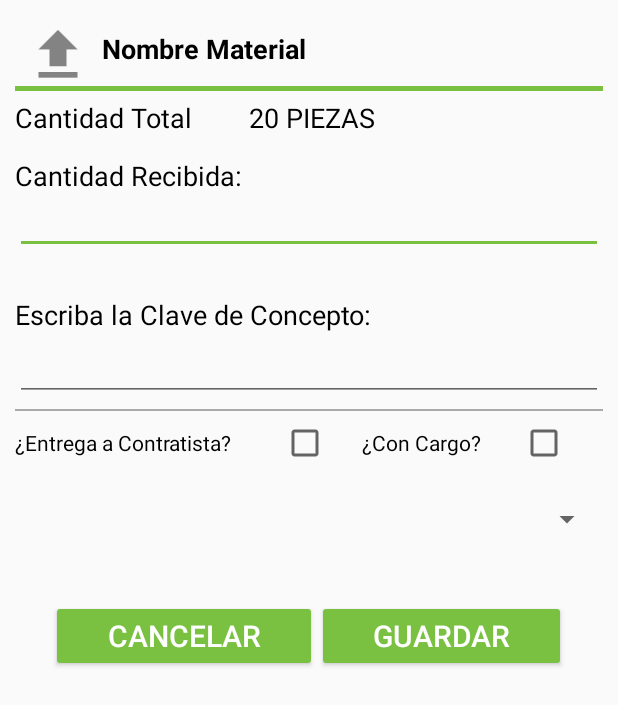
After one commit to dannie1310/Almacenes, an Android app: the layout fragment_salida.xml on its own in the app's theme, with its tools: preview values and no code run, on a phone screen of 412 x 824 dp. The commit adds this screen. Shown: the top 705 px of the screen. Run offline under Robolectric (Android 15) with nearby library versions, the phone set to English and light mode, and no system bars.

Commit message:
vista salida con errores

```diff
--- a/app/src/main/java/mx/grupohi/almacenes/almacensao/CantidadEntradaFragment.java
+++ b/app/src/main/java/mx/grupohi/almacenes/almacensao/CantidadEntradaFragment.java
@@ -227,6 +227,7 @@ public class CantidadEntradaFragment extends DialogFragment {
                 if(almacen.isChecked()){
                     spinneralmacen.setVisibility(View.VISIBLE);
                     clave.setVisibility(View.GONE);
+                    textclave.setText("");
 
                 }else{
                     spinneralmacen.setVisibility(View.GONE);
--- a/app/src/main/java/mx/grupohi/almacenes/almacensao/EntradaActivity.java
+++ b/app/src/main/java/mx/grupohi/almacenes/almacensao/EntradaActivity.java
@@ -145,7 +145,7 @@ public class EntradaActivity extends AppCompatActivity implements NavigationView
 
                     if(dialogoRecepcion.getCount() != 0) {
                         mListRecibido = (ListView) findViewById(R.id.listView_materiales_ordencompra_temp);
-                        listaRecibido = new ListaDialog(getApplicationContext(), DialogoRecepcion.getRecepcion(getApplicationContext(), idOrden));
+                        listaRecibido = new ListaDialog(getApplicationContext(), DialogoRecepcion.getRecepcion(getApplicationContext(), idOrden, "null"));
                         mListRecibido.setAdapter(listaRecibido);
 
                         mListRecibido.setOnItemClickListener(new AdapterView.OnItemClickListener() {
@@ -177,7 +177,7 @@ public class EntradaActivity extends AppCompatActivity implements NavigationView
                                     public void onClick(DialogInterface dialog, int whichButton) {
                                         // Canceled.
                                         mListRecibido = (ListView) findViewById(R.id.listView_materiales_ordencompra_temp);
-                                        listaRecibido = new ListaDialog(getApplicationContext(), DialogoRecepcion.getRecepcion(getApplicationContext(), idOrden));
+                                        listaRecibido = new ListaDialog(getApplicationContext(), DialogoRecepcion.getRecepcion(getApplicationContext(), idOrden, "null"));
                                         mListRecibido.setAdapter(listaRecibido);
                                     }
                                 });
--- /dev/null
+++ b/app/src/main/res/layout/fragment_salida.xml
@@ -0,0 +1,257 @@
+<LinearLayout xmlns:android="http://schemas.android.com/apk/res/android"
+xmlns:app="http://schemas.android.com/apk/res-auto"
+xmlns:tools="http://schemas.android.com/tools"
+android:layout_width="match_parent"
+android:layout_height="match_parent"
+tools:context="mx.grupohi.almacenes.almacensao.SalidaFragment"
+android:weightSum="1"
+android:orientation="vertical"
+android:baselineAligned="false">
+
+<!-- TODO: Update blank fragment layout -->
+
+        <LinearLayout
+        android:orientation="vertical"
+        android:layout_marginTop="20dp"
+        android:layout_marginLeft="10dp"
+        android:layout_marginRight="10dp"
+        android:layout_width="match_parent"
+        android:layout_height="wrap_content"
+        android:weightSum="1"
+        android:layout_weight="0.90">
+
+
+        <LinearLayout
+            android:orientation="horizontal"
+            android:layout_width="match_parent"
+            android:layout_height="wrap_content"
+            android:weightSum="1">
+
+            <ImageView
+                android:layout_width="58dp"
+                android:layout_height="wrap_content"
+                app:srcCompat="@drawable/ic_action_salida"
+                android:id="@+id/image" />
+
+            <TextView
+                android:text="Nombre Material"
+                android:layout_width="match_parent"
+                android:layout_height="wrap_content"
+                android:textColor="@color/colorPrimaryDark"
+                android:textSize="18sp"
+                android:textStyle="normal|bold"
+                android:id="@+id/textTituloSalida" />
+        </LinearLayout>
+
+        <View
+            android:layout_width="match_parent"
+            android:layout_height="3dp"
+            android:background="@color/colorAccent"
+            android:layout_marginBottom="5dp"
+            android:layout_marginTop="5dp" />
+
+        <LinearLayout
+            android:orientation="horizontal"
+            android:layout_width="match_parent"
+            android:layout_height="wrap_content"
+            android:weightSum="1">
+            <TextView
+                android:text="Cantidad Total"
+                android:layout_width="156dp"
+                android:layout_height="wrap_content"
+                android:textColor="@color/colorPrimaryDark"
+                android:textSize="18sp" />
+
+            <TextView
+                android:text="20 PIEZAS"
+                android:layout_width="match_parent"
+                android:layout_height="wrap_content"
+                android:textColor="@color/colorPrimaryDark"
+                android:textSize="18sp"
+                android:id="@+id/textcantidadSalida" />
+        </LinearLayout>
+
+        <View
+            android:layout_width="match_parent"
+            android:layout_height="3dp"
+            android:layout_marginBottom="5dp"
+            android:layout_marginTop="5dp" />
+
+        <LinearLayout
+            android:orientation="vertical"
+            android:layout_width="match_parent"
+            android:layout_height="wrap_content"
+            android:weightSum="1">
+            <TextView
+                android:text="Cantidad Recibida:"
+                android:layout_width="156dp"
+                android:layout_height="wrap_content"
+                android:textColor="@color/colorPrimaryDark"
+                android:textSize="18sp" />
+
+            <EditText
+                android:layout_width="match_parent"
+                android:layout_height="wrap_content"
+                android:id="@+id/textrecibidoSalida"
+                android:inputType="numberDecimal"
+                android:textAppearance="@android:style/TextAppearance.DeviceDefault"
+                android:textStyle="normal|bold" />
+
+        </LinearLayout>
+
+        <View
+            android:layout_width="match_parent"
+            android:layout_height="3dp"
+            android:layout_marginBottom="5dp"
+            android:layout_marginTop="5dp" />
+
+
+        <View
+            android:layout_width="match_parent"
+            android:layout_height="3dp"
+            android:layout_marginBottom="5dp"
+            android:layout_marginTop="5dp" />
+
+
+        <LinearLayout
+            android:orientation="vertical"
+            android:layout_width="match_parent"
+            android:layout_height="wrap_content"
+            android:id="@+id/claveSalida"
+            android:weightSum="1">
+            <TextView
+                android:text="Escriba la Clave de Concepto:"
+                android:layout_width="337dp"
+                android:layout_height="wrap_content"
+                android:textColor="@color/colorPrimaryDark"
+                android:textSize="18sp" />
+
+            <EditText
+                android:id="@+id/textclaveSalida"
+                android:textAppearance="@android:style/TextAppearance.DeviceDefault"
+                android:textSize="18sp"
+                android:focusable="true"
+                android:layout_width="match_parent"
+                android:layout_height="wrap_content"
+                android:inputType="textCapCharacters"
+                android:textStyle="normal|bold" />
+
+        </LinearLayout>
+        <View
+            android:layout_width="match_parent"
+            android:layout_height="1dp"
+            android:background="@android:color/darker_gray"
+            android:layout_marginBottom="5dp"
+            android:layout_marginTop="5dp" />
+
+        <LinearLayout
+            android:orientation="horizontal"
+            android:layout_width="match_parent"
+            android:layout_height="wrap_content"
+            android:weightSum="1">
+
+            <TextView
+                android:text="¿Entrega a Contratista?"
+                android:layout_width="wrap_content"
+                android:layout_height="wrap_content"
+                android:textColor="@color/colorPrimaryDark"
+                android:textSize="14sp"
+                android:layout_weight="0.32" />
+
+            <CheckBox
+                android:layout_width="wrap_content"
+                android:shadowColor="@color/colorAccent"
+                android:layout_height="wrap_content"
+                android:id="@+id/checkContratistaSalida"
+                android:layout_weight="0.21" />
+
+            <TextView
+                android:text="¿Con Cargo?"
+                android:layout_width="wrap_content"
+                android:layout_height="wrap_content"
+                android:textColor="@color/colorPrimaryDark"
+                android:id="@+id/textCargoSalida"
+                android:textSize="14sp"
+                android:layout_weight="0.25" />
+
+            <CheckBox
+                android:layout_width="wrap_content"
+                android:shadowColor="@color/colorAccent"
+                android:layout_height="wrap_content"
+                android:id="@+id/cargoSalida" />
+
+        </LinearLayout>
+
+        <View
+            android:layout_width="match_parent"
+            android:layout_height="3dp"
+            android:layout_marginBottom="5dp"
+            android:layout_marginTop="5dp" />
+
+        <LinearLayout
+            android:orientation="vertical"
+            android:layout_width="match_parent"
+            android:layout_height="wrap_content"
+            android:weightSum="1">
+
+
+            <Spinner
+                android:id="@+id/spinner_contratistaSalida"
+                android:layout_width="match_parent"
+                android:layout_height="41dp" />
+
+        </LinearLayout>
+
+        <View
+            android:layout_width="match_parent"
+            android:layout_height="3dp"
+            android:layout_marginBottom="5dp"
+            android:layout_marginTop="5dp" />
+        <LinearLayout
+            android:orientation="vertical"
+            android:layout_width="match_parent"
+            android:layout_height="wrap_content"
+            android:weightSum="1">
+            <TextView
+                android:text=""
+                android:layout_width="wrap_content"
+                android:layout_height="wrap_content"
+                android:textColor="@color/error"
+                android:id="@+id/textErrorSalida"
+                android:textSize="14sp"
+                android:layout_weight="0.25" />
+        </LinearLayout>
+
+        <LinearLayout
+            android:orientation="horizontal"
+            android:gravity="center"
+            android:layout_width="match_parent"
+            android:layout_height="wrap_content"
+            android:weightSum="1">
+
+            <Button
+                android:text="Cancelar"
+                android:layout_width="144dp"
+                android:layout_height="match_parent"
+                android:textAlignment="center"
+                android:id="@+id/buttoncancelarSalida"
+                style="@style/Widget.AppCompat.Button.Colored"
+                android:textSize="20sp"
+                android:layout_weight="0.36" />
+
+            <Button
+                android:text="Guardar"
+                android:layout_width="154dp"
+                android:layout_height="match_parent"
+                android:id="@+id/buttonRecibirSalida"
+                android:textAlignment="center"
+                style="@style/Widget.AppCompat.Button.Colored"
+                android:textSize="20sp"
+                android:layout_weight="0.13" />
+
+        </LinearLayout>
+
+
+    </LinearLayout>
+
+</LinearLayout>
```
Also changed, not shown: app/src/main/java/mx/grupohi/almacenes/almacensao/DialogoRecepcion.java (+34 -3 lines), app/src/main/java/mx/grupohi/almacenes/almacensao/MaterialesAlmacen.java (+9 -6 lines), app/src/main/java/mx/grupohi/almacenes/almacensao/SalidaActivity.java (+87 -12 lines), app/src/main/java/mx/grupohi/almacenes/almacensao/SalidaFragment.java (added, +270 -0 lines), app/src/main/res/layout/content_salida.xml (+8 -4 lines).
